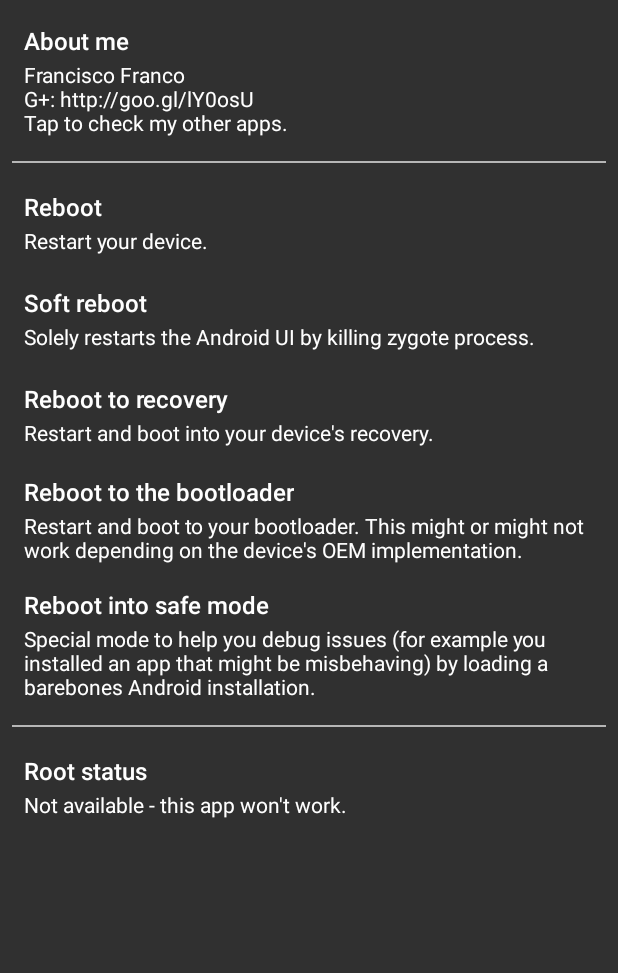
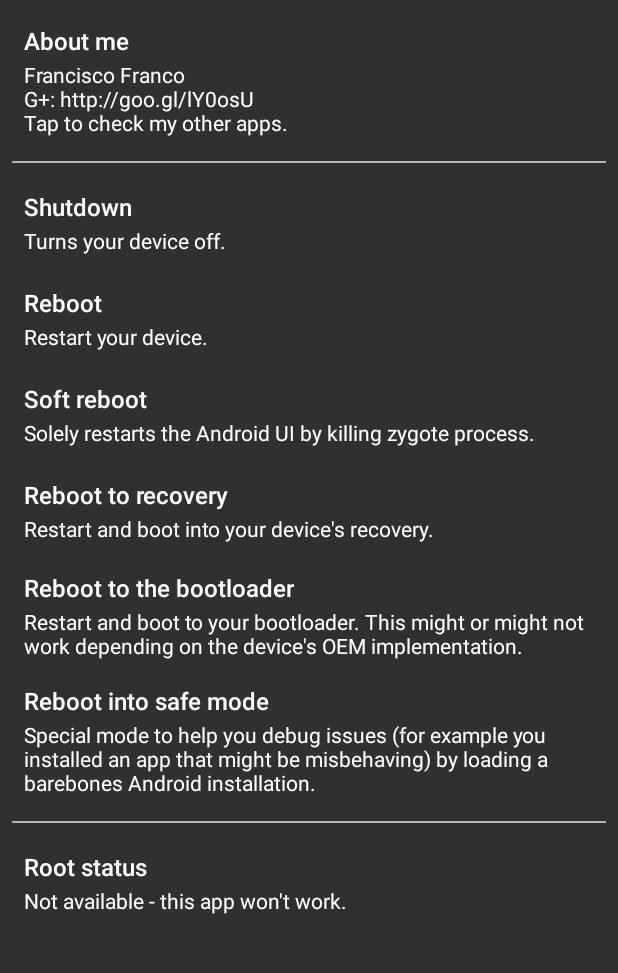
Before and after one commit to franciscofranco/Simple-Reboot-app, an Android app: the screen it shows after launch (MainActivity), on a phone screen of 412 x 824 dp, the part 84-1057 px from its top. Run offline under Robolectric (Android 15) with nearby library versions, the phone set to English and light mode, and no system bars; our stand-ins replace ButterKnife; libraries missing offline, so code that uses them is left out: eu.chainfire.libsuperuser; 1 statement that could not run was skipped.

Commit message:
Add shutdown option. Fix indentation
Signed-off-by: franciscofranco <franciscofranco.1990@gmail.com>

```diff
--- a/app/build.gradle
+++ b/app/build.gradle
@@ -7,8 +7,8 @@ android {
         applicationId 'simple.reboot.com'
         minSdkVersion 15
         targetSdkVersion 21
-        versionCode 10
-        versionName "4p10"
+        versionCode 11
+        versionName "4p11"
     }
     signingConfigs {
 
--- a/app/src/main/java/simple/reboot/com/MainActivity.java
+++ b/app/src/main/java/simple/reboot/com/MainActivity.java
@@ -25,6 +25,7 @@ public class MainActivity extends ActionBarActivity {
      */
     private static final String SHUTDOWN_BROADCAST
             = "am broadcast android.intent.action.ACTION_SHUTDOWN";
+    private static final String SHUTDOWN = "reboot -p";
     private static final String REBOOT_CMD = "reboot";
     private static final String REBOOT_SOFT_REBOOT_CMD = "setprop ctl.restart zygote";
     private static final String REBOOT_RECOVERY_CMD = "reboot recovery";
@@ -170,6 +171,11 @@ public class MainActivity extends ActionBarActivity {
      * What each command does it's pretty self explanatory.
      */
 
+    @OnClick(R.id.shutdown)
+    public void onShutdownClick(View view) {
+        new MyBgThread(SHUTDOWN).start();
+    }
+
     @OnClick(R.id.reboot)
     public void onRebootClick(View view) {
         new MyBgThread(REBOOT_CMD).start();
@@ -197,7 +203,7 @@ public class MainActivity extends ActionBarActivity {
 
     @Override
     protected void onDestroy() {
+        ButterKnife.reset(this);
         super.onDestroy();
-        ButterKnife.reset(this);
     }
 }
--- a/app/src/main/res/layout-v21/main_activity.xml
+++ b/app/src/main/res/layout-v21/main_activity.xml
@@ -1,12 +1,11 @@
-<LinearLayout
-    xmlns:android="http://schemas.android.com/apk/res/android"
+<LinearLayout xmlns:android="http://schemas.android.com/apk/res/android"
     xmlns:tools="http://schemas.android.com/tools"
     android:layout_width="match_parent"
     android:layout_height="match_parent"
     android:orientation="vertical"
     tools:context=".RebootActivity">
 
-    <include layout="@layout/toolbar"/>
+    <include layout="@layout/toolbar" />
 
     <ScrollView
         android:id="@+id/scrollView"
@@ -36,13 +35,13 @@
                     android:text="@string/about_author"
                     android:paddingBottom="2dp"
                     style="@style/TextAppearance.AppCompat.Body2"
-                android:textSize="16sp"/>
+                    android:textSize="16sp" />
 
                 <TextView
                     android:layout_width="wrap_content"
                     android:layout_height="wrap_content"
                     android:text="@string/about_author_summary"
-                style="@style/TextAppearance.AppCompat.Body1"/>
+                    style="@style/TextAppearance.AppCompat.Body1" />
             </LinearLayout>
 
             <View
@@ -50,7 +49,32 @@
                 android:layout_marginBottom="8dp"
                 android:layout_width="match_parent"
                 android:layout_height="1dp"
-            android:background="#B6B6B6"/>
+                android:background="#B6B6B6" />
+
+            <LinearLayout
+                android:id="@+id/shutdown"
+                android:layout_width="match_parent"
+                android:layout_height="wrap_content"
+                android:background="?android:attr/selectableItemBackground"
+                android:minHeight="64dp"
+                android:orientation="vertical"
+                android:gravity="center_vertical"
+                android:padding="8dp">
+
+                <TextView
+                    android:layout_width="wrap_content"
+                    android:layout_height="wrap_content"
+                    android:text="@string/shutdown"
+                    android:paddingBottom="2dp"
+                    style="@style/TextAppearance.AppCompat.Body2"
+                    android:textSize="16sp" />
+
+                <TextView
+                    android:layout_width="wrap_content"
+                    android:layout_height="wrap_content"
+                    android:text="@string/shutdown_summary"
+                    style="@style/TextAppearance.AppCompat.Body1" />
+            </LinearLayout>
 
             <LinearLayout
                 android:id="@+id/reboot"
@@ -68,13 +92,13 @@
                     android:text="@string/reboot"
                     android:paddingBottom="2dp"
                     style="@style/TextAppearance.AppCompat.Body2"
-                android:textSize="16sp"/>
+                    android:textSize="16sp" />
 
                 <TextView
                     android:layout_width="wrap_content"
                     android:layout_height="wrap_content"
                     android:text="@string/reboot_summary"
-                style="@style/TextAppearance.AppCompat.Body1"/>
+                    style="@style/TextAppearance.AppCompat.Body1" />
             </LinearLayout>
 
             <LinearLayout
@@ -93,13 +117,13 @@
                     android:text="@string/soft_reboot"
                     android:paddingBottom="2dp"
                     style="@style/TextAppearance.AppCompat.Body2"
-                android:textSize="16sp"/>
+                    android:textSize="16sp" />
 
                 <TextView
                     android:layout_width="wrap_content"
                     android:layout_height="wrap_content"
                     android:text="@string/soft_reboot_summary"
-                style="@style/TextAppearance.AppCompat.Body1"/>
+                    style="@style/TextAppearance.AppCompat.Body1" />
             </LinearLayout>
 
             <LinearLayout
@@ -118,13 +142,13 @@
                     android:text="@string/reboot_recovery"
                     android:paddingBottom="2dp"
                     style="@style/TextAppearance.AppCompat.Body2"
-                android:textSize="16sp"/>
+                    android:textSize="16sp" />
 
                 <TextView
                     android:layout_width="wrap_content"
                     android:layout_height="wrap_content"
                     android:text="@string/reboot_recovery_summary"
-                style="@style/TextAppearance.AppCompat.Body1"/>
+                    style="@style/TextAppearance.AppCompat.Body1" />
             </LinearLayout>
 
             <LinearLayout
@@ -143,13 +167,13 @@
                     android:text="@string/reboot_bootloader"
                     android:paddingBottom="2dp"
                     style="@style/TextAppearance.AppCompat.Body2"
-                android:textSize="16sp"/>
+                    android:textSize="16sp" />
 
                 <TextView
                     android:layout_width="wrap_content"
                     android:layout_height="wrap_content"
                     android:text="@string/reboot_bootloader_summary"
-                style="@style/TextAppearance.AppCompat.Body1"/>
+                    style="@style/TextAppearance.AppCompat.Body1" />
             </LinearLayout>
 
             <LinearLayout
@@ -168,13 +192,13 @@
                     android:text="@string/reboot_safe_mode"
                     android:paddingBottom="2dp"
                     style="@style/TextAppearance.AppCompat.Body2"
-                android:textSize="16sp"/>
+                    android:textSize="16sp" />
 
                 <TextView
                     android:layout_width="wrap_content"
                     android:layout_height="wrap_content"
                     android:text="@string/reboot_safe_mode_summary"
-                style="@style/TextAppearance.AppCompat.Body1"/>
+                    style="@style/TextAppearance.AppCompat.Body1" />
             </LinearLayout>
 
             <View
@@ -182,7 +206,7 @@
                 android:layout_marginBottom="8dp"
                 android:layout_width="match_parent"
                 android:layout_height="1dp"
-            android:background="#B6B6B6"/>
+                android:background="#B6B6B6" />
 
             <LinearLayout
                 android:layout_width="match_parent"
@@ -199,14 +223,14 @@
                     android:text="@string/root_status"
                     android:paddingBottom="2dp"
                     style="@style/TextAppearance.AppCompat.Body2"
-                android:textSize="16sp"/>
+                    android:textSize="16sp" />
 
                 <TextView
                     android:id="@+id/root_status"
                     android:layout_width="wrap_content"
                     android:layout_height="wrap_content"
                     android:text="@string/root_status_no"
-                style="@style/TextAppearance.AppCompat.Body1"/>
+                    style="@style/TextAppearance.AppCompat.Body1" />
             </LinearLayout>
         </LinearLayout>
     </ScrollView>
--- a/app/src/main/res/layout/main_activity.xml
+++ b/app/src/main/res/layout/main_activity.xml
@@ -1,12 +1,11 @@
-<LinearLayout
-    xmlns:android="http://schemas.android.com/apk/res/android"
+<LinearLayout xmlns:android="http://schemas.android.com/apk/res/android"
     xmlns:tools="http://schemas.android.com/tools"
     android:layout_width="match_parent"
     android:layout_height="match_parent"
     android:orientation="vertical"
     tools:context=".RebootActivity">
 
-    <include layout="@layout/toolbar"/>
+    <include layout="@layout/toolbar" />
 
     <ScrollView
         android:id="@+id/scrollView"
@@ -35,13 +34,13 @@
                     android:layout_height="wrap_content"
                     android:text="@string/about_author"
                     android:paddingBottom="2dp"
-                style="@style/TextAppearance.AppCompat.Body1"/>
+                    style="@style/TextAppearance.AppCompat.Body1" />
 
                 <TextView
                     android:layout_width="wrap_content"
                     android:layout_height="wrap_content"
                     android:text="@string/about_author_summary"
-                style="@style/TextAppearance.AppCompat.Caption"/>
+                    style="@style/TextAppearance.AppCompat.Caption" />
             </LinearLayout>
 
             <View
@@ -49,7 +48,31 @@
                 android:layout_marginBottom="8dp"
                 android:layout_width="match_parent"
                 android:layout_height="1dp"
-            android:background="#B6B6B6"/>
+                android:background="#B6B6B6" />
+
+            <LinearLayout
+                android:id="@+id/shutdown"
+                android:layout_width="match_parent"
+                android:layout_height="wrap_content"
+                android:background="?android:attr/selectableItemBackground"
+                android:minHeight="64dp"
+                android:orientation="vertical"
+                android:gravity="center_vertical"
+                android:padding="8dp">
+
+                <TextView
+                    android:layout_width="wrap_content"
+                    android:layout_height="wrap_content"
+                    android:text="@string/shutdown"
+                    android:paddingBottom="2dp"
+                    style="@style/TextAppearance.AppCompat.Body1" />
+
+                <TextView
+                    android:layout_width="wrap_content"
+                    android:layout_height="wrap_content"
+                    android:text="@string/shutdown_summary"
+                    style="@style/TextAppearance.AppCompat.Caption" />
+            </LinearLayout>
 
             <LinearLayout
                 android:id="@+id/reboot"
@@ -66,13 +89,13 @@
                     android:layout_height="wrap_content"
                     android:text="@string/reboot"
                     android:paddingBottom="2dp"
-                style="@style/TextAppearance.AppCompat.Body1"/>
+                    style="@style/TextAppearance.AppCompat.Body1" />
 
                 <TextView
                     android:layout_width="wrap_content"
                     android:layout_height="wrap_content"
                     android:text="@string/reboot_summary"
-                style="@style/TextAppearance.AppCompat.Caption"/>
+                    style="@style/TextAppearance.AppCompat.Caption" />
             </LinearLayout>
 
             <LinearLayout
@@ -90,13 +113,13 @@
                     android:layout_height="wrap_content"
                     android:text="@string/soft_reboot"
                     android:paddingBottom="2dp"
-                style="@style/TextAppearance.AppCompat.Body1"/>
+                    style="@style/TextAppearance.AppCompat.Body1" />
 
                 <TextView
                     android:layout_width="wrap_content"
                     android:layout_height="wrap_content"
                     android:text="@string/soft_reboot_summary"
-                style="@style/TextAppearance.AppCompat.Caption"/>
+                    style="@style/TextAppearance.AppCompat.Caption" />
             </LinearLayout>
 
             <LinearLayout
@@ -114,13 +137,13 @@
                     android:layout_height="wrap_content"
                     android:text="@string/reboot_recovery"
                     android:paddingBottom="2dp"
-                style="@style/TextAppearance.AppCompat.Body1"/>
+                    style="@style/TextAppearance.AppCompat.Body1" />
 
                 <TextView
                     android:layout_width="wrap_content"
                     android:layout_height="wrap_content"
                     android:text="@string/reboot_recovery_summary"
-                style="@style/TextAppearance.AppCompat.Caption"/>
+                    style="@style/TextAppearance.AppCompat.Caption" />
             </LinearLayout>
 
             <LinearLayout
@@ -138,13 +161,13 @@
                     android:layout_height="wrap_content"
                     android:text="@string/reboot_bootloader"
                     android:paddingBottom="2dp"
-                style="@style/TextAppearance.AppCompat.Body1"/>
+                    style="@style/TextAppearance.AppCompat.Body1" />
 
                 <TextView
                     android:layout_width="wrap_content"
                     android:layout_height="wrap_content"
                     android:text="@string/reboot_bootloader_summary"
-                style="@style/TextAppearance.AppCompat.Caption"/>
+                    style="@style/TextAppearance.AppCompat.Caption" />
             </LinearLayout>
 
             <LinearLayout
@@ -162,13 +185,13 @@
                     android:layout_height="wrap_content"
                     android:text="@string/reboot_safe_mode"
                     android:paddingBottom="2dp"
-                style="@style/TextAppearance.AppCompat.Body1"/>
+                    style="@style/TextAppearance.AppCompat.Body1" />
 
                 <TextView
                     android:layout_width="wrap_content"
                     android:layout_height="wrap_content"
                     android:text="@string/reboot_safe_mode_summary"
-                style="@style/TextAppearance.AppCompat.Caption"/>
+                    style="@style/TextAppearance.AppCompat.Caption" />
             </LinearLayout>
 
             <View
@@ -176,7 +199,7 @@
                 android:layout_marginBottom="8dp"
                 android:layout_width="match_parent"
                 android:layout_height="1dp"
-            android:background="#B6B6B6"/>
+                android:background="#B6B6B6" />
 
             <LinearLayout
                 android:layout_width="match_parent"
@@ -192,14 +215,14 @@
                     android:layout_height="wrap_content"
                     android:text="@string/root_status"
                     android:paddingBottom="2dp"
-                style="@style/TextAppearance.AppCompat.Body1"/>
+                    style="@style/TextAppearance.AppCompat.Body1" />
 
                 <TextView
                     android:id="@+id/root_status"
                     android:layout_width="wrap_content"
                     android:layout_height="wrap_content"
                     android:text="@string/root_status_no"
-                style="@style/TextAppearance.AppCompat.Caption"/>
+                    style="@style/TextAppearance.AppCompat.Caption" />
             </LinearLayout>
         </LinearLayout>
     </ScrollView>
--- a/app/src/main/res/values/strings.xml
+++ b/app/src/main/res/values/strings.xml
@@ -19,5 +19,7 @@
     <string name="soft_reboot_summary">Solely restarts the Android UI by killing zygote process.</string>
     <string name="reboot_safe_mode">Reboot into safe mode</string>
     <string name="reboot_safe_mode_summary">Special mode to help you debug issues (for example you installed an app that might be misbehaving) by loading a barebones Android installation.</string>
+    <string name="shutdown">Shutdown</string>
+    <string name="shutdown_summary">Turns your device off.</string>
 
 </resources>
```
Also changed, not shown: 2 other files. Lines whose indentation alone changed are shown as unchanged.
